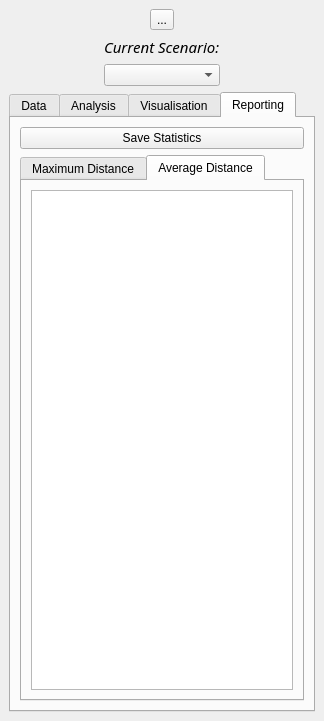
Old version of the form PASCAL2/spatial_decision_dockwidget_base.ui in the repository SimonGriffioen/GEO1005.
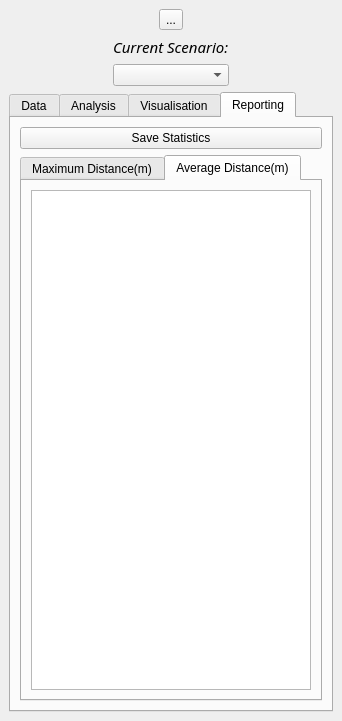
New version of the form. The open tabs and pages were chosen to show the change.

Patch:
```diff
--- a/PASCAL2/spatial_decision_dockwidget_base.ui
+++ b/PASCAL2/spatial_decision_dockwidget_base.ui
@@ -6,7 +6,7 @@
    <rect>
     <x>0</x>
     <y>0</y>
-    <width>324</width>
+    <width>342</width>
     <height>721</height>
    </rect>
   </property>
@@ -791,7 +791,7 @@
           </property>
           <widget class="QWidget" name="tab_2">
            <attribute name="title">
-            <string>Maximum Distance</string>
+            <string>Maximum Distance(m)</string>
            </attribute>
            <layout class="QGridLayout" name="gridLayout_3">
             <item row="0" column="0">
@@ -817,7 +817,7 @@
             </sizepolicy>
            </property>
            <attribute name="title">
-            <string>Average Distance</string>
+            <string>Average Distance(m)</string>
            </attribute>
            <layout class="QGridLayout" name="gridLayout_2">
             <item row="0" column="0">
```
Left out of the diff: 6 changed lines with no effect on the pictures.
